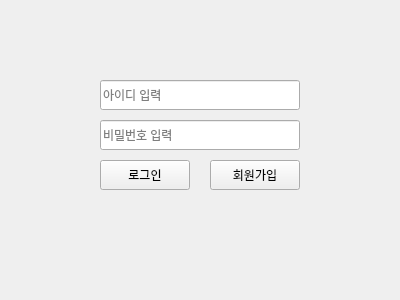
Qt form LoginWindow.ui (YooSungSoo/MeEither) before a commit.
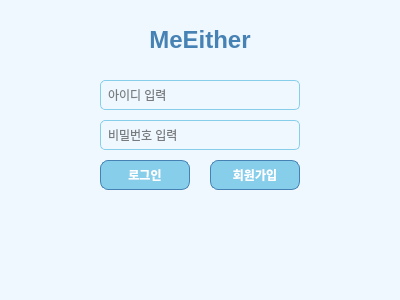
The same form after that commit.

```diff
--- a/LoginWindow.ui
+++ b/LoginWindow.ui
@@ -13,6 +13,55 @@
   <property name="windowTitle">
    <string>로그인</string>
   </property>
+  <property name="styleSheet">
+   <string>
+    QWidget {
+        background-color: #f0f8ff;
+        font-family: Arial, sans-serif;
+    }
+    QPushButton {
+        background-color: #87ceeb;
+        border: 1px solid #4682b4;
+        border-radius: 8px;
+        color: white;
+        font-weight: bold;
+        padding: 5px 10px;
+    }
+    QPushButton:hover {
+        background-color: #4682b4;
+    }
+    QLineEdit {
+        border: 1px solid #87ceeb;
+        border-radius: 5px;
+        padding: 5px;
+    }
+   </string>
+  </property>
+  <widget class="QLabel" name="headerLabel">
+   <property name="geometry">
+    <rect>
+     <x>100</x>
+     <y>20</y>
+     <width>200</width>
+     <height>40</height>
+    </rect>
+   </property>
+   <property name="text">
+    <string>MeEither</string>
+   </property>
+   <property name="alignment">
+    <set>Qt::AlignCenter</set>
+   </property>
+   <property name="styleSheet">
+    <string>
+     QLabel {
+         font-size: 24px;
+         font-weight: bold;
+         color: #4682b4;
+     }
+    </string>
+   </property>
+  </widget>
   <widget class="QLineEdit" name="usernameLineEdit">
    <property name="geometry">
     <rect>
```
Left out of the diff: 2 changed lines with no effect on the pictures.
